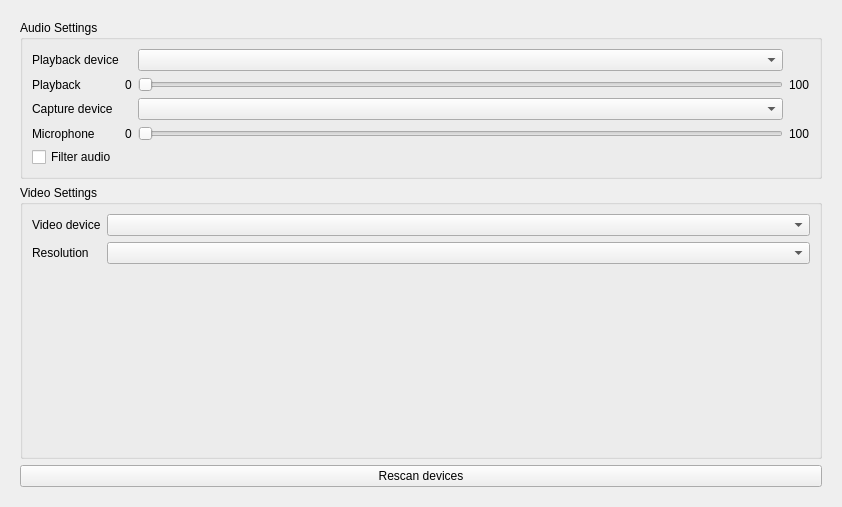
The window that src/widget/form/settings/avsettings.ui (qTox/qTox) describes before a commit, drawn with Qt 5.
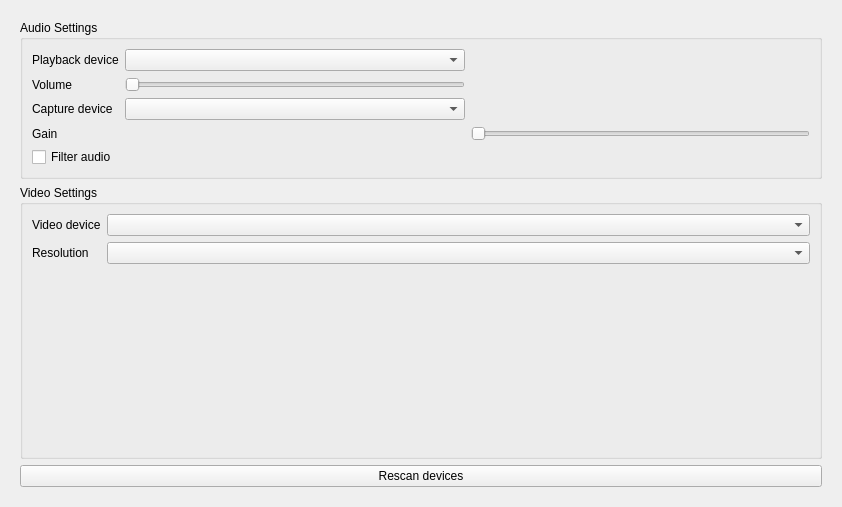
The same window after the commit. Custom widgets are drawn as their Qt base class.

Commit message: clean up audio settings ui

```diff
--- a/src/widget/form/settings/avsettings.ui
+++ b/src/widget/form/settings/avsettings.ui
@@ -41,13 +41,6 @@
           <string>Audio Settings</string>
          </property>
          <layout class="QGridLayout" name="gridLayout_3">
-          <item row="2" column="1">
-           <widget class="QLabel" name="playbackMin">
-            <property name="text">
-             <string>0</string>
-            </property>
-           </widget>
-          </item>
           <item row="6" column="0">
            <widget class="QCheckBox" name="filterAudio">
             <property name="toolTip">
@@ -58,10 +51,10 @@
             </property>
            </widget>
           </item>
-          <item row="1" column="2">
+          <item row="1" column="1">
            <widget class="QComboBox" name="outDevCombobox"/>
           </item>
-          <item row="2" column="2">
+          <item row="2" column="1">
            <widget class="QSlider" name="playbackSlider">
             <property name="toolTip">
              <string>Use slider to set volume of your speakers.</string>
@@ -77,21 +70,7 @@
           <item row="5" column="0">
            <widget class="QLabel" name="microphoneLabel">
             <property name="text">
-             <string>Microphone</string>
-            </property>
-           </widget>
-          </item>
-          <item row="5" column="3">
-           <widget class="QLabel" name="microphoneMax">
-            <property name="text">
-             <string>100</string>
-            </property>
-           </widget>
-          </item>
-          <item row="2" column="3">
-           <widget class="QLabel" name="playbackMax">
-            <property name="text">
-             <string>100</string>
+             <string>Gain</string>
             </property>
            </widget>
           </item>
@@ -102,14 +81,7 @@
             </property>
            </widget>
           </item>
-          <item row="5" column="1">
-           <widget class="QLabel" name="microphoneMin">
-            <property name="text">
-             <string>0</string>
-            </property>
-           </widget>
-          </item>
-          <item row="3" column="2">
+          <item row="3" column="1">
            <widget class="QComboBox" name="inDevCombobox"/>
           </item>
           <item row="5" column="2">
@@ -128,7 +100,7 @@
           <item row="2" column="0">
            <widget class="QLabel" name="playbackLabel">
             <property name="text">
-             <string>Playback</string>
+             <string>Volume</string>
             </property>
            </widget>
           </item>
```
The commit also changes 1 other file.
